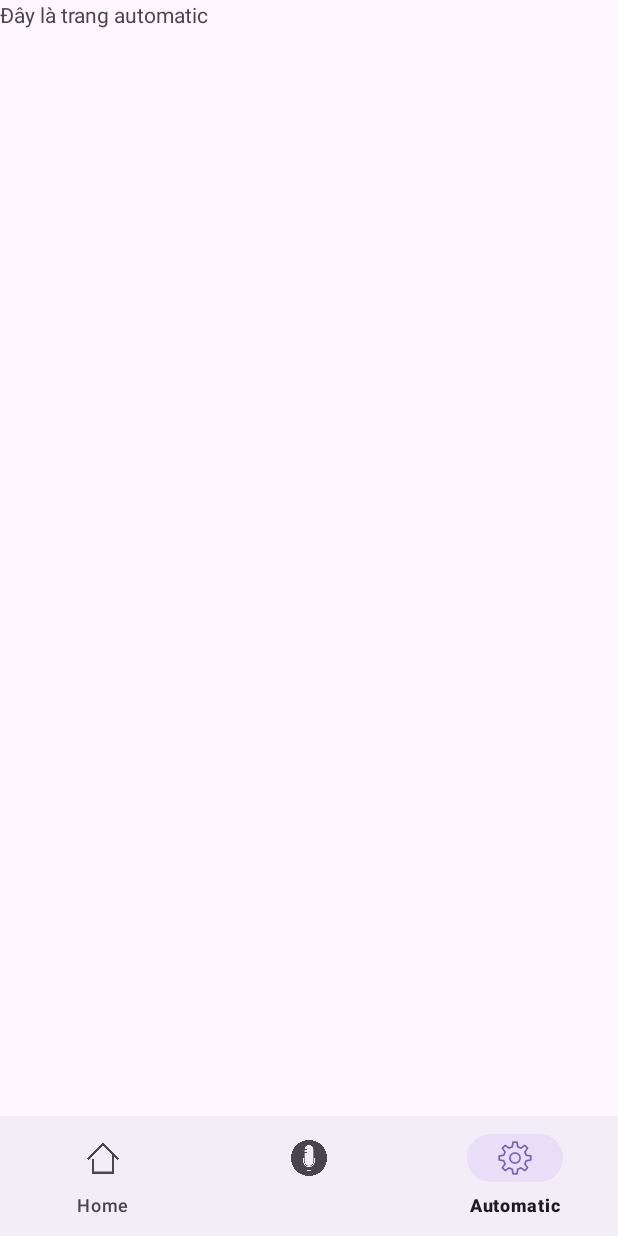
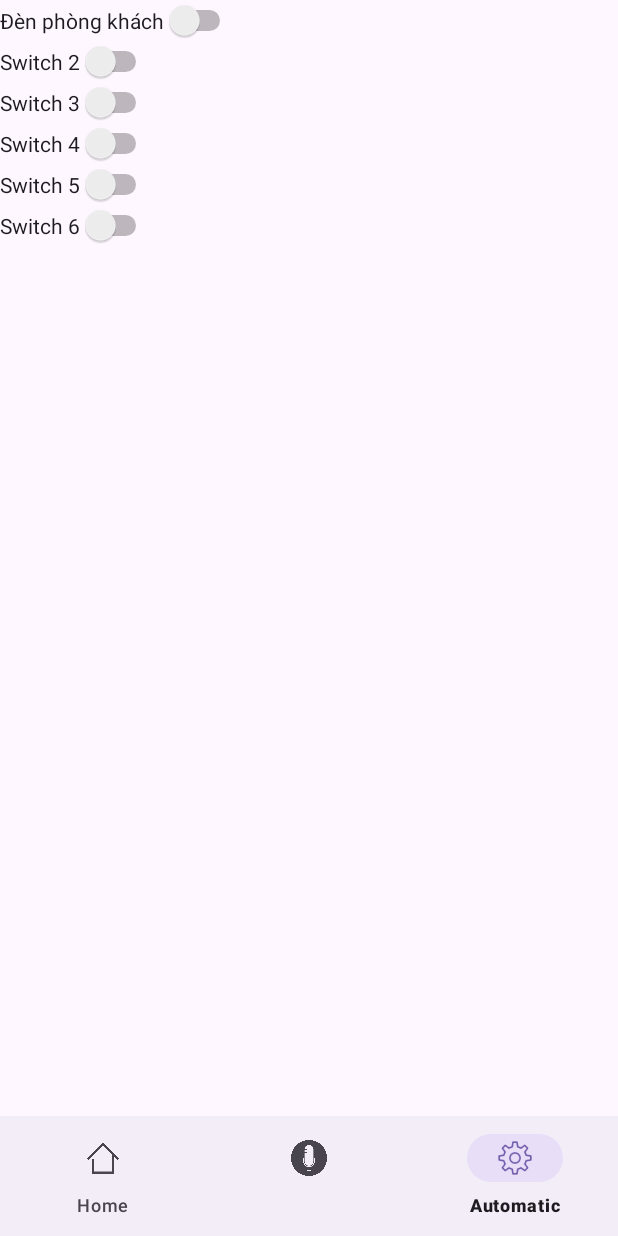
Before and after one commit to thanhdangg/SmartHome, an Android app: the screen it shows after launch (MainActivity), item 3 of the bottom bar chosen, on a phone screen of 412 x 824 dp. Run offline under Robolectric (Android 15) with nearby library versions, the phone set to English and light mode, and no system bars; our stand-ins replace Picasso; pictures from the network do not load.

Commit message:
delete activy automatic

```diff
--- a/app/src/main/java/com/example/smarthome/MainActivity.java
+++ b/app/src/main/java/com/example/smarthome/MainActivity.java
@@ -1,20 +1,6 @@
 package com.example.smarthome;
 
-import android.content.Intent;
-import android.graphics.Bitmap;
-import android.graphics.drawable.BitmapDrawable;
-import android.graphics.drawable.Drawable;
 import android.os.Bundle;
-import android.util.Log;
-import android.view.Menu;
-import android.view.MenuItem;
-import android.view.View;
-import android.widget.AdapterView;
-import android.widget.ArrayAdapter;
-import android.widget.Spinner;
-import android.widget.TextView;
-import android.widget.Toast;
-
 import androidx.activity.EdgeToEdge;
 import androidx.appcompat.app.AppCompatActivity;
 import androidx.core.graphics.Insets;
@@ -26,26 +12,8 @@ import com.example.smarthome.databinding.ActivityMainBinding;
 import com.example.smarthome.view.HomeFragment;
 import com.example.smarthome.view.RecordFragment;
 import com.example.smarthome.view.AutomaticFragment;
-import com.example.smarthome.view.MeFragment;
-
-import com.example.smarthome.model.OpenWeatherMapService;
-import com.example.smarthome.model.WeatherResponse;
-import com.google.android.material.bottomnavigation.BottomNavigationView;
-import com.squareup.picasso.Picasso;
-
-import okhttp3.OkHttpClient;
-import okhttp3.logging.HttpLoggingInterceptor;
-import retrofit2.Callback;
-import retrofit2.Response;
-import retrofit2.Retrofit;
-import retrofit2.Call;
-
-import retrofit2.converter.gson.GsonConverterFactory;
 
 public class MainActivity extends AppCompatActivity {
-//    private Spinner spinnerRooms;
-    private String[] rooms = {"My Home", "Office"};
-    private Retrofit retrofit;
     private ActivityMainBinding binding;
     @Override
     protected void onCreate(Bundle savedInstanceState) {
--- a/app/src/main/java/com/example/smarthome/view/HomeFragment.java
+++ b/app/src/main/java/com/example/smarthome/view/HomeFragment.java
@@ -137,5 +137,16 @@ public class HomeFragment extends Fragment {
 
             }
         });
+
+        binding.btnMe.setOnClickListener(new View.OnClickListener() {
+            @Override
+            public void onClick(View v) {
+
+                Fragment selectedFragment = new MeFragment();
+                getActivity().getSupportFragmentManager().beginTransaction()
+                        .replace(R.id.fragment_container, selectedFragment)
+                        .commit();
+            }
+        });
     }
 }
--- a/app/src/main/res/layout/fragment_automatic.xml
+++ b/app/src/main/res/layout/fragment_automatic.xml
@@ -1,14 +1,45 @@
 <?xml version="1.0" encoding="utf-8"?>
-<FrameLayout xmlns:android="http://schemas.android.com/apk/res/android"
+<LinearLayout xmlns:android="http://schemas.android.com/apk/res/android"
     xmlns:tools="http://schemas.android.com/tools"
     android:layout_width="match_parent"
     android:layout_height="match_parent"
+    android:orientation="vertical"
     tools:context=".view.AutomaticFragment">
 
-    <!-- TODO: Update blank fragment layout -->
-    <TextView
-        android:layout_width="match_parent"
-        android:layout_height="match_parent"
-        android:text="Đây là trang automatic" />
+    <Switch
+        android:id="@+id/switchDenPhongKhach"
+        android:layout_width="wrap_content"
+        android:layout_height="wrap_content"
+        android:text="Đèn phòng khách" />
 
-</FrameLayout>
+    <Switch
+        android:id="@+id/switch2"
+        android:layout_width="wrap_content"
+        android:layout_height="wrap_content"
+        android:text="Switch 2" />
+
+    <Switch
+        android:id="@+id/switch3"
+        android:layout_width="wrap_content"
+        android:layout_height="wrap_content"
+        android:text="Switch 3" />
+
+    <Switch
+        android:id="@+id/switch4"
+        android:layout_width="wrap_content"
+        android:layout_height="wrap_content"
+        android:text="Switch 4" />
+
+    <Switch
+        android:id="@+id/switch5"
+        android:layout_width="wrap_content"
+        android:layout_height="wrap_content"
+        android:text="Switch 5" />
+
+    <Switch
+        android:id="@+id/switch6"
+        android:layout_width="wrap_content"
+        android:layout_height="wrap_content"
+        android:text="Switch 6" />
+
+</LinearLayout>
--- a/app/src/main/res/layout/fragment_me.xml
+++ b/app/src/main/res/layout/fragment_me.xml
@@ -9,6 +9,6 @@
     <TextView
         android:layout_width="match_parent"
         android:layout_height="match_parent"
-        android:text="@string/hello_blank_fragment" />
+        android:text="Đây là fragmenmt me" />
 
 </FrameLayout>
```
Also changed, not shown: app/src/main/java/com/example/smarthome/ActivityAutomatic.java (deleted, +0 -53 lines).
